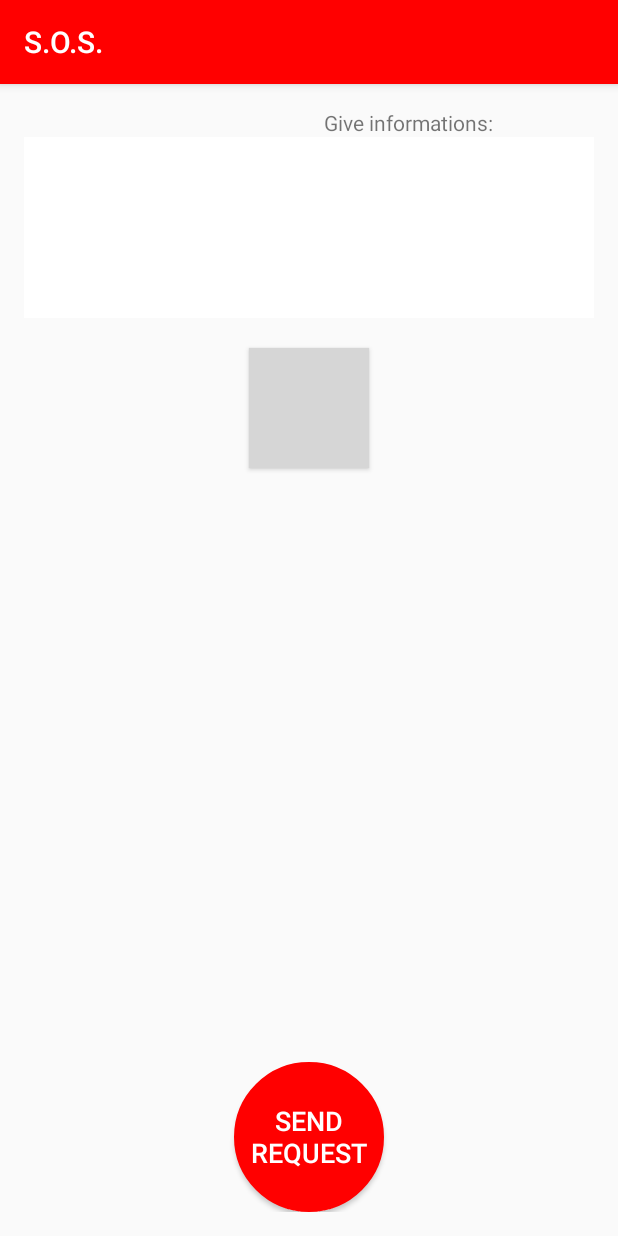
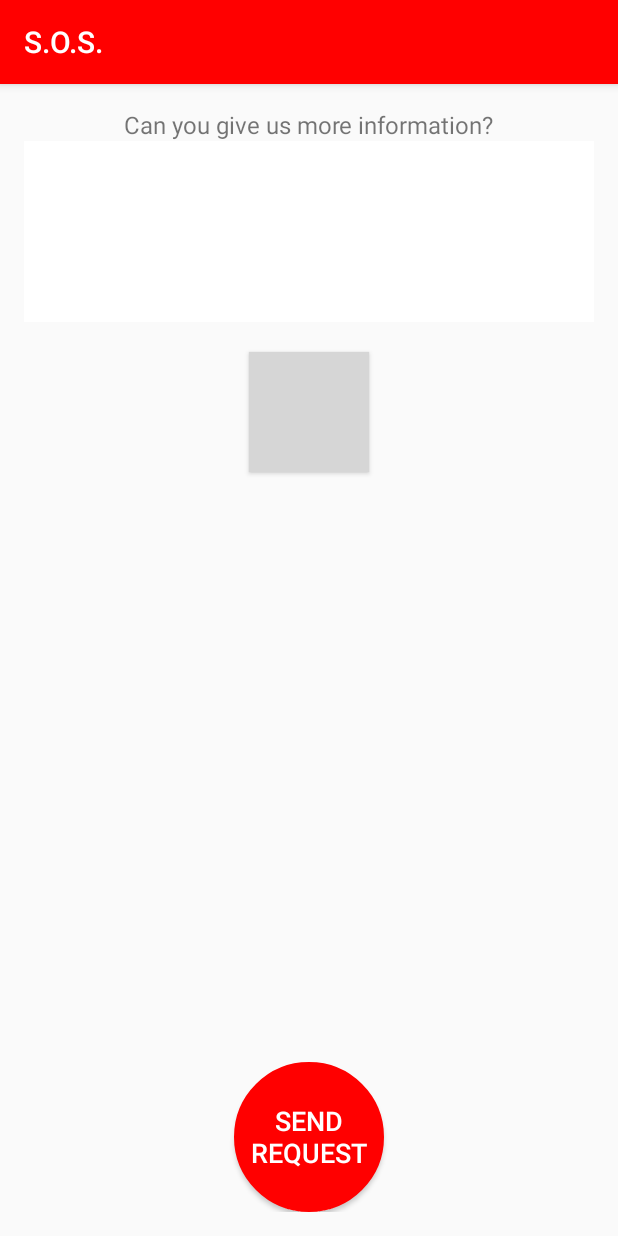
Before and after one commit to ioanaif/SOS, an Android app: the EventDetailsActivity screen opened directly, with no data from a screen before it, on a phone screen of 412 x 824 dp. Run offline under Robolectric (Android 15) with nearby library versions, the phone set to English and light mode, and no system bars; our stand-ins replace Firebase (no records; nobody signed in at launch, a user with empty details on screens opened directly); grey boxes are pictures that could not be loaded.

Commit message:
Background

```diff
--- a/app/src/main/java/com/janedoe/sos/HelpFragment.java
+++ b/app/src/main/java/com/janedoe/sos/HelpFragment.java
@@ -52,6 +52,7 @@ public class HelpFragment extends Fragment {
 
         helpButton = (Button) view.findViewById(R.id.help_button);
 
+//        view.getForeground().setAlpha(120);
         helpButton.setOnTouchListener(new View.OnTouchListener() {
             @Override
             public boolean onTouch(View v, MotionEvent event) {
--- a/app/src/main/res/layout/activity_event_details.xml
+++ b/app/src/main/res/layout/activity_event_details.xml
@@ -12,9 +12,10 @@
     <TextView
         android:layout_width="wrap_content"
         android:layout_height="wrap_content"
-        android:layout_marginLeft="200dp"
-        android:text="Give informations:"
-        android:id="@+id/textview"/>
+        android:layout_centerHorizontal="true"
+        android:text="Can you give us more information?"
+        android:id="@+id/textview"
+        android:textSize="16sp"/>
 
     <EditText
         android:layout_width="400dp"
--- a/app/src/main/res/layout/fragment_help.xml
+++ b/app/src/main/res/layout/fragment_help.xml
@@ -2,7 +2,8 @@
     xmlns:tools="http://schemas.android.com/tools"
     android:layout_width="match_parent"
     android:layout_height="match_parent"
-    tools:context=".HelpFragment">
+    tools:context=".HelpFragment"
+    android:background="@drawable/ecg4">
 
     <Button
         android:id="@+id/help_button"
```
Also changed, not shown: app/src/main/res/drawable/ecg4.jpg (added).
